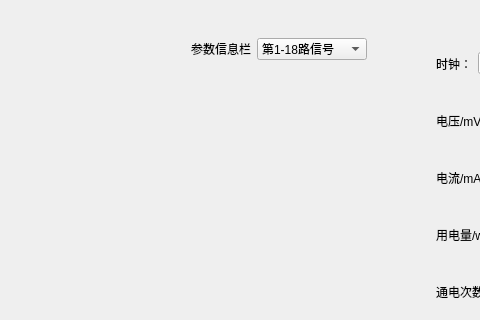
ZeYu1391774324/BX-MagnetDetectorProject, file uidemo08/form/collectbydistancepanel.ui: the form before one commit; both pictures show x 623 to 1103 and y 0 to 320 of the 1235 by 753 pixel window.
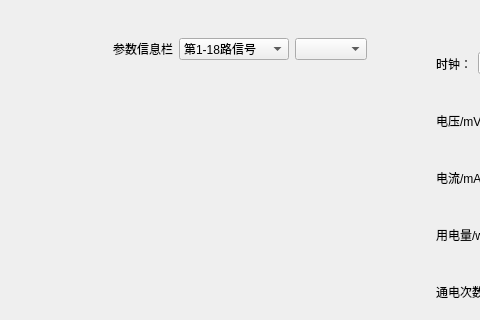
The form after the commit. Icons and pictures are not drawn. Custom widgets are drawn as their Qt base class.

The edit to the form file:
```diff
--- a/uidemo08/form/collectbydistancepanel.ui
+++ b/uidemo08/form/collectbydistancepanel.ui
@@ -87,6 +87,9 @@
               </item>
              </widget>
             </item>
+            <item>
+             <widget class="QComboBox" name="MFLRoadscomboBox"/>
+            </item>
            </layout>
           </widget>
          </item>
```
Left out of the diff: 22 changed lines with no effect on the pictures.
